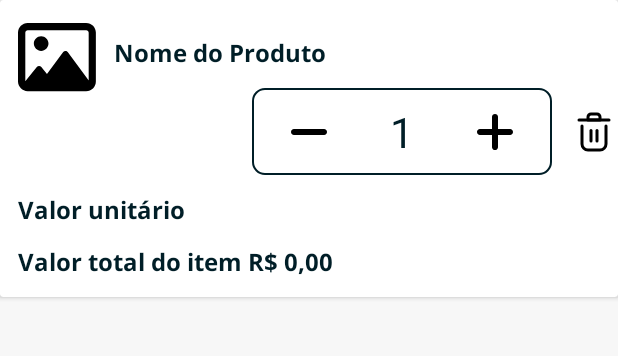
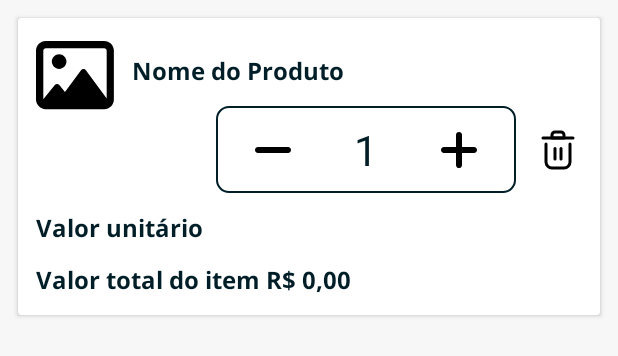
Before and after one commit to CesarSoftDevelopment/Sales-at-Omie, an Android app: the layout product_item.xml on its own in the app's theme, with its tools: preview values and no code run, on a phone screen of 412 x 824 dp. Shown: the top 356 px of the screen. Run offline under Robolectric (Android 15) with nearby library versions, the phone set to English and light mode, and no system bars.

Commit message:
Adding spacing to cards in the list

```diff
--- a/app/src/main/res/layout/product_item.xml
+++ b/app/src/main/res/layout/product_item.xml
@@ -2,9 +2,9 @@
 <androidx.cardview.widget.CardView
     xmlns:android="http://schemas.android.com/apk/res/android"
     xmlns:app="http://schemas.android.com/apk/res-auto"
-    xmlns:tools="http://schemas.android.com/tools"
     android:layout_width="match_parent"
-    android:layout_height="wrap_content">
+    android:layout_height="wrap_content"
+    android:layout_margin="12dp">
 
     <androidx.constraintlayout.widget.ConstraintLayout
         android:layout_width="match_parent"
@@ -96,7 +96,9 @@
             android:src="@drawable/ic_trash"
             app:layout_constraintBottom_toBottomOf="@+id/constraintLayout"
             app:layout_constraintEnd_toEndOf="parent"
-            app:layout_constraintTop_toTopOf="@+id/constraintLayout" />
+            app:layout_constraintTop_toTopOf="@+id/constraintLayout"
+            android:layout_marginEnd="12dp"
+            />
 
         <TextView
             android:id="@+id/product_unit_value"
```
